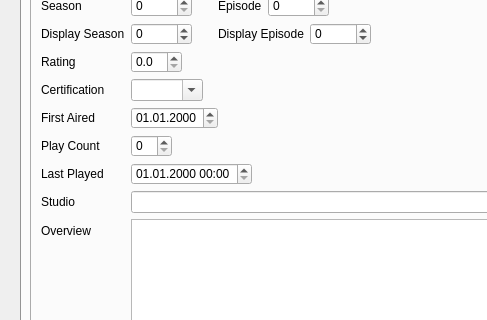
The window that tvShows/TvShowWidgetEpisode.ui (Komet/MediaElch) describes before a commit, drawn with Qt 5; both pictures show x 0 to 487 and y 179 to 499 of the 924 by 695 pixel window.
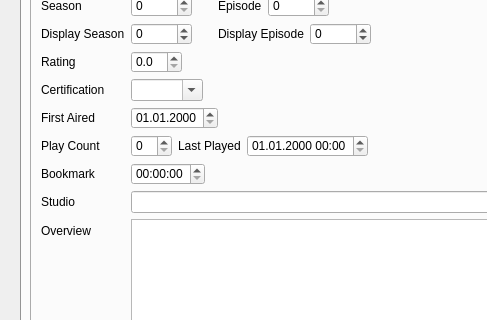
The same window after the commit. Icons and pictures are not drawn. Custom widgets are drawn as their Qt base class.

Commit message: Fixes #671 Bookmark for episodes added

```diff
--- a/tvShows/TvShowWidgetEpisode.ui
+++ b/tvShows/TvShowWidgetEpisode.ui
@@ -265,23 +265,6 @@
               </property>
              </widget>
             </item>
-            <item row="8" column="1">
-             <widget class="QSpinBox" name="playCount"/>
-            </item>
-            <item row="9" column="0">
-             <widget class="QLabel" name="label_11">
-              <property name="text">
-               <string>Last Played</string>
-              </property>
-             </widget>
-            </item>
-            <item row="9" column="1">
-             <widget class="QDateTimeEdit" name="lastPlayed">
-              <property name="displayFormat">
-               <string>dd.MM.yyyy HH:mm</string>
-              </property>
-             </widget>
-            </item>
             <item row="10" column="0">
              <widget class="QLabel" name="label_9">
               <property name="text">
@@ -349,6 +332,41 @@
               </item>
              </layout>
             </item>
+            <item row="8" column="1">
+             <layout class="QHBoxLayout" name="horizontalLayout">
+              <item>
+               <widget class="QSpinBox" name="playCount"/>
+              </item>
+              <item>
+               <widget class="QLabel" name="label_11">
+                <property name="text">
+                 <string>Last Played</string>
+                </property>
+               </widget>
+              </item>
+              <item>
+               <widget class="QDateTimeEdit" name="lastPlayed">
+                <property name="displayFormat">
+                 <string>dd.MM.yyyy HH:mm</string>
+                </property>
+               </widget>
+              </item>
+             </layout>
+            </item>
+            <item row="9" column="0">
+             <widget class="QLabel" name="labelBookmark">
+              <property name="text">
+               <string>Bookmark</string>
+              </property>
+             </widget>
+            </item>
+            <item row="9" column="1">
+             <widget class="QTimeEdit" name="epBookmark">
+              <property name="displayFormat">
+               <string>HH:mm:ss</string>
+              </property>
+             </widget>
+            </item>
            </layout>
           </item>
          </layout>
```
The commit also changes 5 other files.
